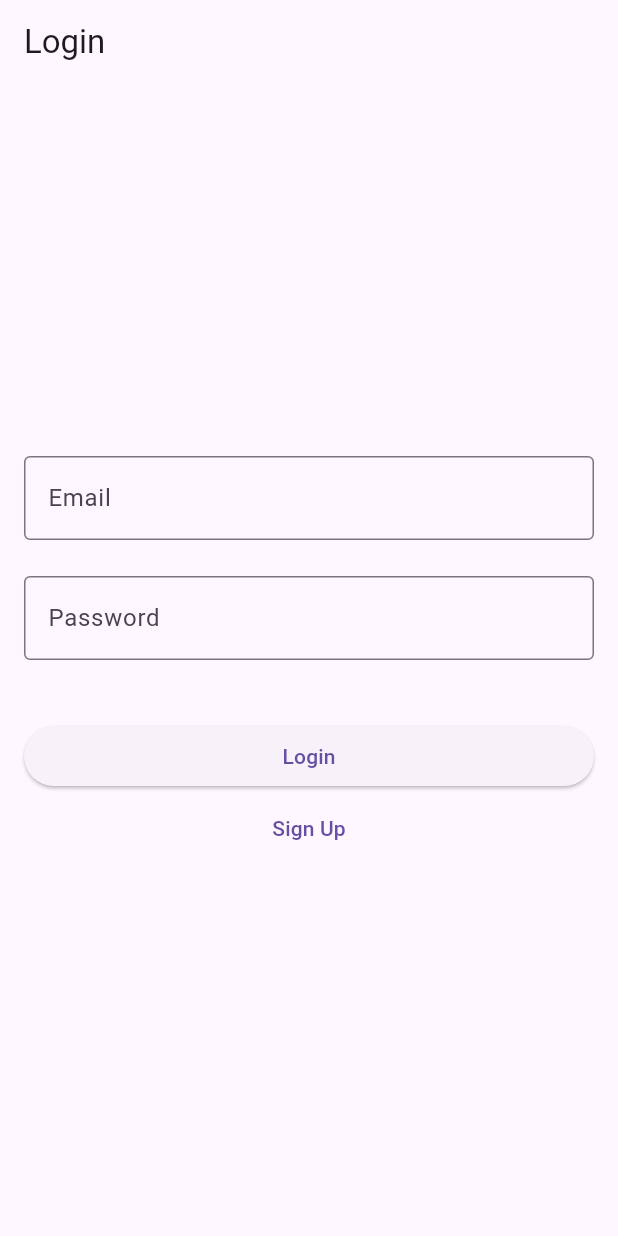
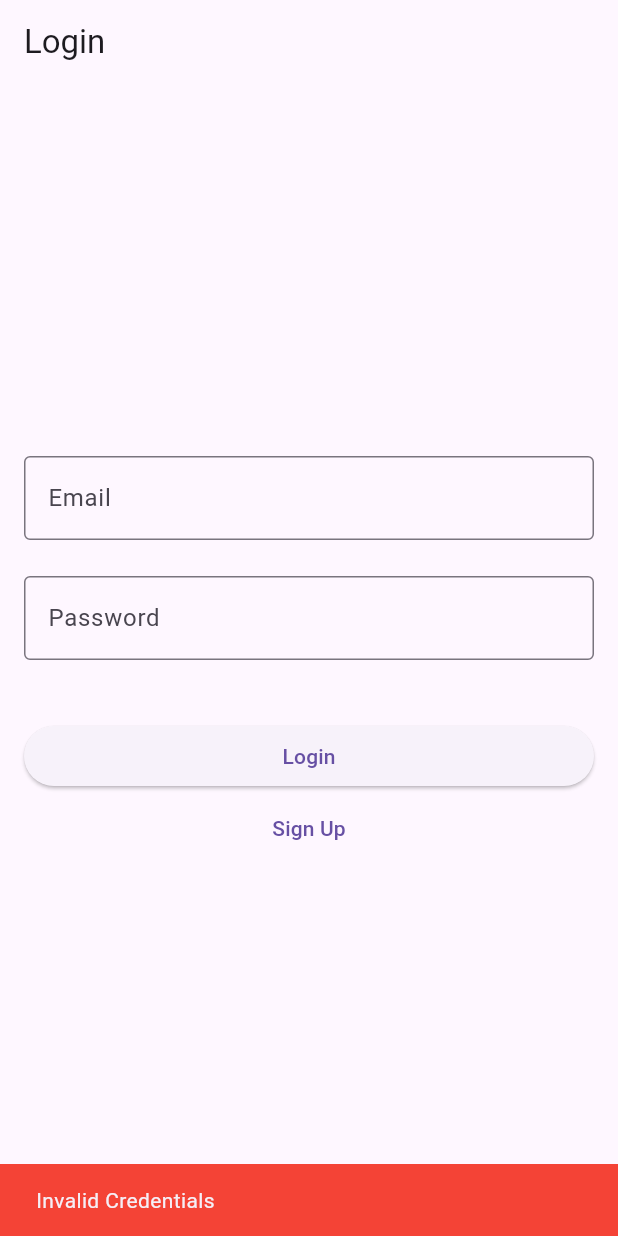
Before and after one commit to Kerbbi/neobis_flutter_auth, a Flutter app: the screen it shows after launch, after a tap on "Login", on a phone screen of 412 x 824 dp. Run offline on Flutter 3.47's test engine with Material 3 defaults, Android fonts, the phone set to English and light mode, and no system bars; our stand-ins replace shared_preferences.

Commit message:
UI changes for adaptiveness of screens

```diff
--- a/lib/presentation/screens/login_screen.dart
+++ b/lib/presentation/screens/login_screen.dart
@@ -29,7 +29,7 @@ class _LoginScreenState extends State<LoginScreen> {
     String email = emailController.text.trim();
     String password = passwordController.text;
 
-    // Retrieve stored email from SharedPreferences
+    // Retrieve stored credentials from SharedPreferences
     String? storedEmail = prefs.getString('email_$email');
     String? storedPassword = prefs.getString('password_$email');
 
@@ -46,7 +46,10 @@ class _LoginScreenState extends State<LoginScreen> {
       );
     } else {
       // Show error message or handle invalid login
-      print('Invalid Credentials');
+      ScaffoldMessenger.of(context).showSnackBar(SnackBar(
+        content: Text('Invalid Credentials'),
+        backgroundColor: Colors.red,
+      ));
     }
   }
 
@@ -56,7 +59,9 @@ class _LoginScreenState extends State<LoginScreen> {
       appBar: AppBar(
         title: Text('Login'),
       ),
-      body: Padding(
+      body: LayoutBuilder(
+        builder: (context, constraints) {
+          return Padding(
             padding: const EdgeInsets.all(16.0),
             child: Column(
               mainAxisAlignment: MainAxisAlignment.center,
@@ -80,13 +85,17 @@ class _LoginScreenState extends State<LoginScreen> {
                 ),
                 TextButton(
                   onPressed: () {
-                Navigator.push(context,
-                    MaterialPageRoute(builder: (context) => SignUpScreen()));
+                    Navigator.push(
+                        context,
+                        MaterialPageRoute(
+                            builder: (context) => SignUpScreen()));
                   },
                   child: Text('Sign Up'),
                 ),
               ],
             ),
+          );
+        },
       ),
     );
   }
```
Also changed, not shown: lib/presentation/screens/sign_up_screen.dart (+8 -5 lines). Lines whose indentation alone changed are shown as unchanged.
